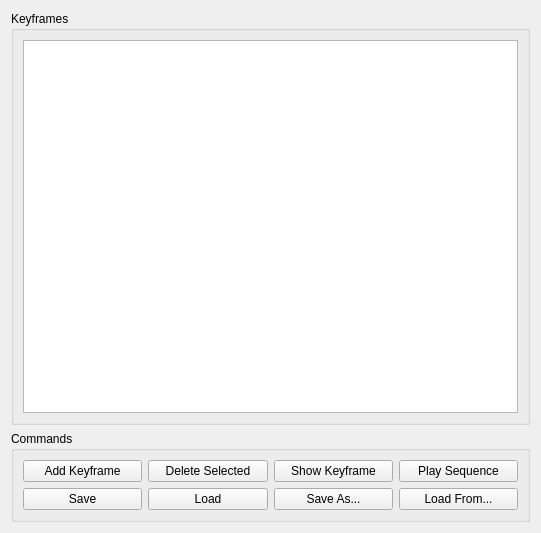
This is tools/UTNaoTool/KeyframeWidget.ui in LARG/robotics-2015 as Qt 5 draws it before an edit. The edited form follows.
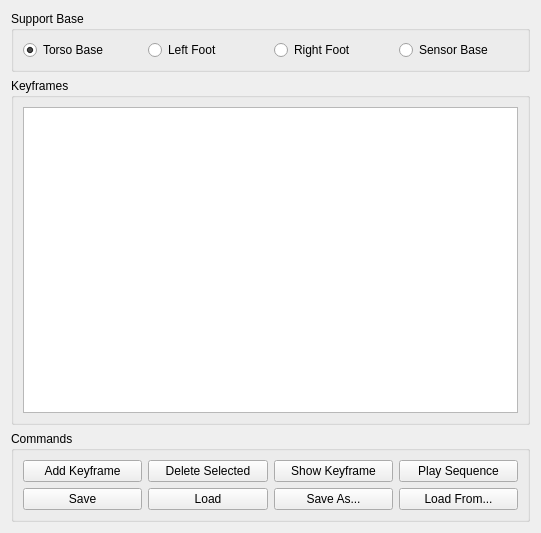
This is the edited form.

Commit message: Added options for selecting the support base in the motion window.

Patch:
```diff
--- a/tools/UTNaoTool/KeyframeWidget.ui
+++ b/tools/UTNaoTool/KeyframeWidget.ui
@@ -15,6 +15,58 @@
   </property>
   <layout class="QGridLayout" name="gridLayout">
    <item row="0" column="0">
+    <widget class="QGroupBox" name="groupBox_3">
+     <property name="title">
+      <string>Support Base</string>
+     </property>
+     <layout class="QHBoxLayout" name="horizontalLayout_4">
+      <item>
+       <widget class="QRadioButton" name="rdoTorso">
+        <property name="toolTip">
+         <string>Use a virtual base 200mm below the torso with no rotations relative to the torso to compute the origin point.</string>
+        </property>
+        <property name="text">
+         <string>Torso Base</string>
+        </property>
+        <property name="checked">
+         <bool>true</bool>
+        </property>
+       </widget>
+      </item>
+      <item>
+       <widget class="QRadioButton" name="rdoLeftFoot">
+        <property name="toolTip">
+         <string>Use the left foot to compute the origin point.</string>
+        </property>
+        <property name="text">
+         <string>Left Foot</string>
+        </property>
+       </widget>
+      </item>
+      <item>
+       <widget class="QRadioButton" name="rdoRightFoot">
+        <property name="toolTip">
+         <string>Use the right foot to compute the origin point.</string>
+        </property>
+        <property name="text">
+         <string>Right Foot</string>
+        </property>
+       </widget>
+      </item>
+      <item>
+       <widget class="QRadioButton" name="rdoSensor">
+        <property name="toolTip">
+         <string>Use the foot with the greatest sum of pressure readings to compute the origin point..</string>
+        </property>
+        <property name="text">
+         <string>Sensor Base</string>
+        </property>
+       </widget>
+      </item>
+     </layout>
+    </widget>
+   </item>
+   <item row="1" column="0">
     <widget class="QGroupBox" name="groupBox_2">
      <property name="title">
       <string>Keyframes</string>
@@ -30,7 +82,7 @@
      </layout>
     </widget>
    </item>
-   <item row="1" column="0">
+   <item row="2" column="0">
     <widget class="QGroupBox" name="groupBox">
      <property name="title">
       <string>Commands</string>
```
The commit also changes 6 other files.
